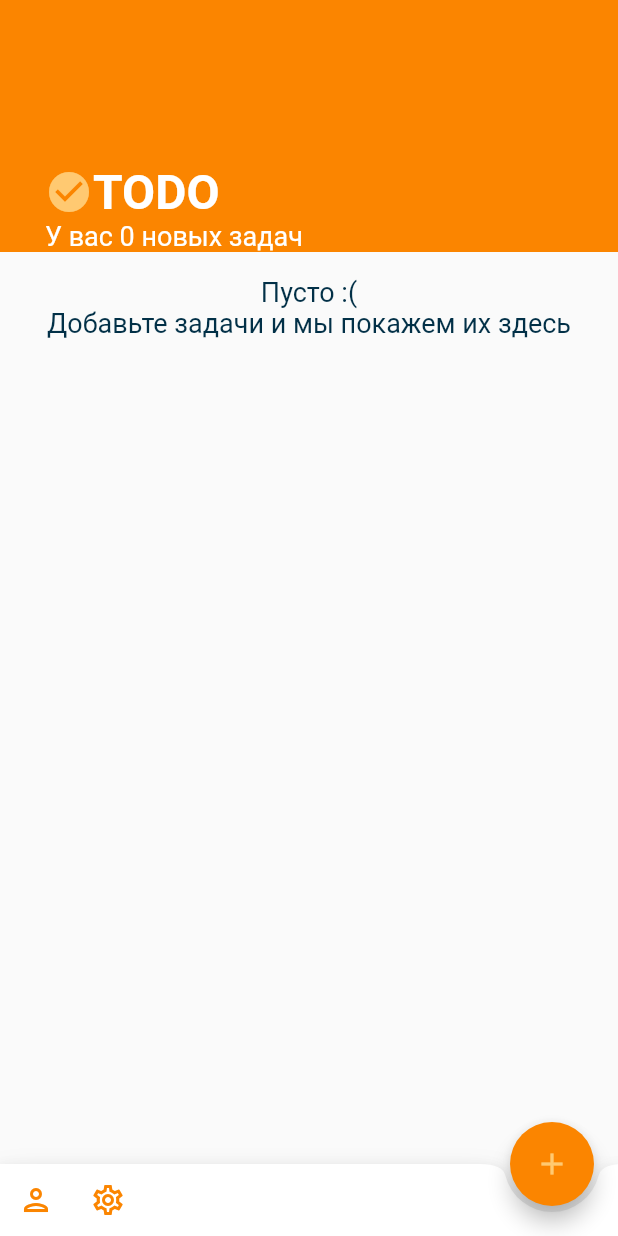
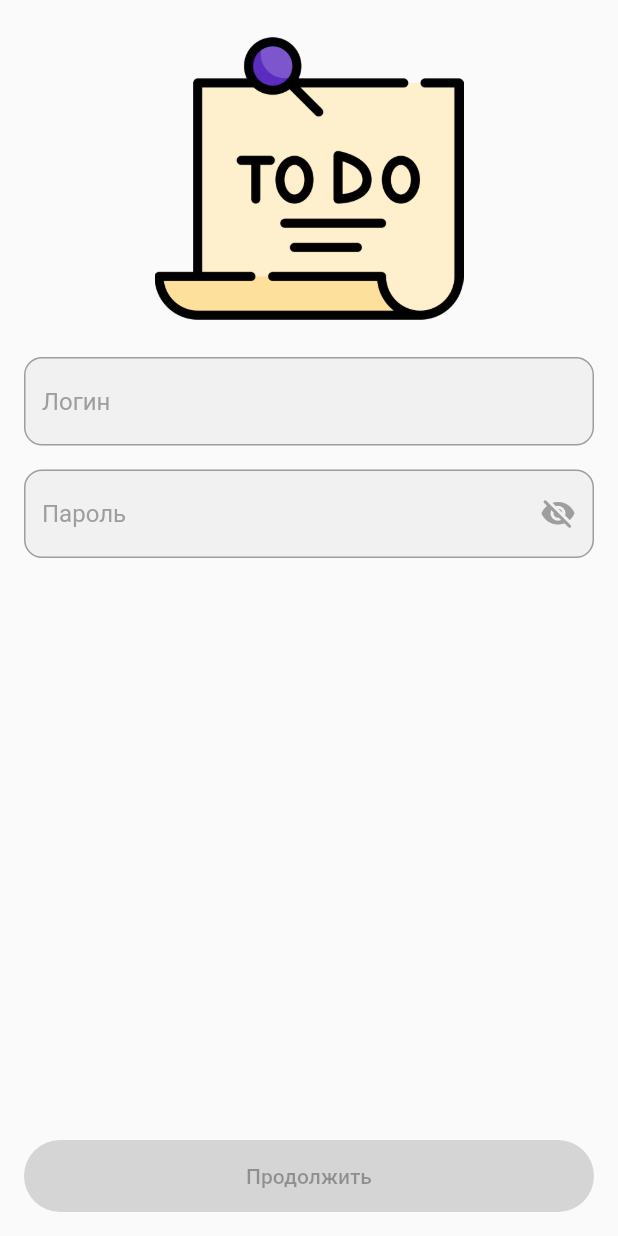
Before and after one commit to ann-who/todo_test_app, a Flutter app: the screen it shows after launch, on a phone screen of 412 x 824 dp. Run offline on Flutter 3.47's test engine with Material 2 defaults, Android fonts, the phone set to English and light mode, and no system bars; our stand-ins replace flutter_bloc, freezed_annotation; generated files the repository leaves out were written again.

Commit message:
Add authorization UI

```diff
--- a/lib/l10n/app_ru.arb
+++ b/lib/l10n/app_ru.arb
@@ -1,5 +1,8 @@
 {
     "appName": "TODO",
+    "login": "Логин",
+    "password": "Пароль",
+    "goNext": "Продолжить",
     "newTasks": "У вас {count, plural, =1{{count} новая задача} other{{count} новых задач}}",
     "@newTasks": {
         "description": "A plural message",
--- a/lib/main.dart
+++ b/lib/main.dart
@@ -3,6 +3,7 @@ import 'package:flutter_bloc/flutter_bloc.dart';
 import 'package:flutter_gen/gen_l10n/app_localizations.dart';
 
 import 'package:todo_test_app/business_logic/task_bloc/task.dart';
+import 'package:todo_test_app/presentation_layer/authorization_page/authorization_page.dart';
 import 'package:todo_test_app/presentation_layer/tasks_page/tasks_page.dart';
 import 'package:todo_test_app/resources/app_theme.dart';
 
@@ -22,7 +23,7 @@ class MyApp extends StatelessWidget {
       localizationsDelegates: AppLocalizations.localizationsDelegates,
       supportedLocales: AppLocalizations.supportedLocales,
       theme: AppTheme().lightTheme,
-      home: const TasksPage(),
+      home: const AuthorizationPage(),
     );
   }
 }
--- /dev/null
+++ b/lib/presentation_layer/authorization_page/authorization_page.dart
@@ -0,0 +1,102 @@
+import 'package:flutter/material.dart';
+import 'package:flutter_gen/gen_l10n/app_localizations.dart';
+import 'package:todo_test_app/presentation_layer/tasks_page/tasks_page.dart';
+
+class AuthorizationPage extends StatefulWidget {
+  const AuthorizationPage({super.key});
+
+  @override
+  State<AuthorizationPage> createState() => _AuthorizationPageState();
+}
+
+class _AuthorizationPageState extends State<AuthorizationPage> {
+  TextEditingController loginController = TextEditingController();
+  TextEditingController passwordController = TextEditingController();
+
+  bool _isObscure = true;
+
+  @override
+  Widget build(BuildContext context) {
+    final textTheme = Theme.of(context).textTheme;
+    final locale = AppLocalizations.of(context)!;
+
+    return WillPopScope(
+      onWillPop: () async => false,
+      child: Scaffold(
+        resizeToAvoidBottomInset: false,
+        body: SafeArea(
+          child: SingleChildScrollView(
+            padding: const EdgeInsets.all(16.0),
+            child: Column(
+              children: [
+                Image.asset(
+                  'assets/logo.png',
+                  width: MediaQuery.of(context).size.width / 2,
+                ),
+                const SizedBox(height: 16.0),
+                TextFormField(
+                  decoration: InputDecoration(
+                    hintText: locale.login,
+                    hintStyle: textTheme.bodyMedium,
+                  ),
+                  controller: loginController,
+                  onChanged: (value) => _canAuthorize(),
+                ),
+                const SizedBox(height: 16.0),
+                TextFormField(
+                  obscureText: _isObscure,
+                  decoration: InputDecoration(
+                    hintText: locale.password,
+                    hintStyle: textTheme.bodyMedium,
+                    suffixIcon: InkWell(
+                      borderRadius: BorderRadius.circular(40.0),
+                      onTap: () => setState(() {
+                        _isObscure = !_isObscure;
+                      }),
+                      child: _isObscure
+                          ? const Icon(Icons.visibility_off_rounded)
+                          : const Icon(Icons.visibility),
+                    ),
+                  ),
+                  controller: passwordController,
+                  onChanged: (value) => _canAuthorize(),
+                ),
+              ],
+            ),
+          ),
+        ),
+        bottomNavigationBar: Container(
+          width: double.maxFinite,
+          padding: const EdgeInsets.all(16.0),
+          child: ElevatedButton(
+            style: ButtonStyle(
+              backgroundColor: !_canAuthorize()
+                  ? MaterialStatePropertyAll<Color>(
+                      Colors.grey.withOpacity(0.4),
+                    )
+                  : null,
+            ),
+            onPressed: _canAuthorize()
+                ? () {
+                    Navigator.push(
+                      context,
+                      MaterialPageRoute(
+                        builder: (context) => const TasksPage(),
+                      ),
+                    );
+                  }
+                : null,
+            child: Text(locale.goNext),
+          ),
+        ),
+      ),
+    );
+  }
+
+  bool _canAuthorize() {
+    return loginController.text.isNotEmpty &&
+        loginController.text.length >= 2 &&
+        passwordController.text.isNotEmpty &&
+        passwordController.text.length >= 4;
+  }
+}
--- a/lib/presentation_layer/tasks_page/tasks_page.dart
+++ b/lib/presentation_layer/tasks_page/tasks_page.dart
@@ -27,28 +27,28 @@ class _TasksPageState extends State<TasksPage> {
           ],
         ),
       ),
-      bottomNavigationBar: BottomAppBar(
-        shape: const CircularNotchedRectangle(),
-        child: Row(
-          children: <Widget>[
-            IconButton(
-              icon: const Icon(
-                Icons.person_outlined,
-                color: AppColors.mainOrange,
-              ),
-              onPressed: () {},
-            ),
-            IconButton(
-              icon: const Icon(
-                Icons.settings_outlined,
-                color: AppColors.mainOrange,
-              ),
-              onPressed: () {},
-            ),
-          ],
-        ),
-      ),
-      floatingActionButtonLocation: FloatingActionButtonLocation.endDocked,
+      // bottomNavigationBar: BottomAppBar(
+      //   shape: const CircularNotchedRectangle(),
+      //   child: Row(
+      //     children: <Widget>[
+      //       IconButton(
+      //         icon: const Icon(
+      //           Icons.person_outlined,
+      //           color: AppColors.mainOrange,
+      //         ),
+      //         onPressed: () {},
+      //       ),
+      //       IconButton(
+      //         icon: const Icon(
+      //           Icons.settings_outlined,
+      //           color: AppColors.mainOrange,
+      //         ),
+      //         onPressed: () {},
+      //       ),
+      //     ],
+      //   ),
+      // ),
+      floatingActionButtonLocation: FloatingActionButtonLocation.endFloat,
       floatingActionButton: FloatingActionButton(
         onPressed: () => CreateTask.modalBottomSheet(context),
         child: const Icon(Icons.add),
--- a/lib/resources/app_theme.dart
+++ b/lib/resources/app_theme.dart
@@ -51,6 +51,15 @@ class AppTheme {
         borderRadius: BorderRadius.circular(12.0),
         borderSide: const BorderSide(color: AppColors.blue),
       ),
+      suffixIconColor: MaterialStateColor.resolveWith(
+        (Set<MaterialState> states) {
+          if (states.contains(MaterialState.focused)) {
+            return AppColors.blue;
+          } else {
+            return Colors.grey;
+          }
+        },
+      ),
     ),
     progressIndicatorTheme: const ProgressIndicatorThemeData(
       color: AppColors.lightOrange,
--- a/pubspec.yaml
+++ b/pubspec.yaml
@@ -29,3 +29,5 @@ dev_dependencies:
 flutter:
   uses-material-design: true
   generate: true
+  assets:
+    - assets/
```
Also changed, not shown: assets/logo.png (added).
